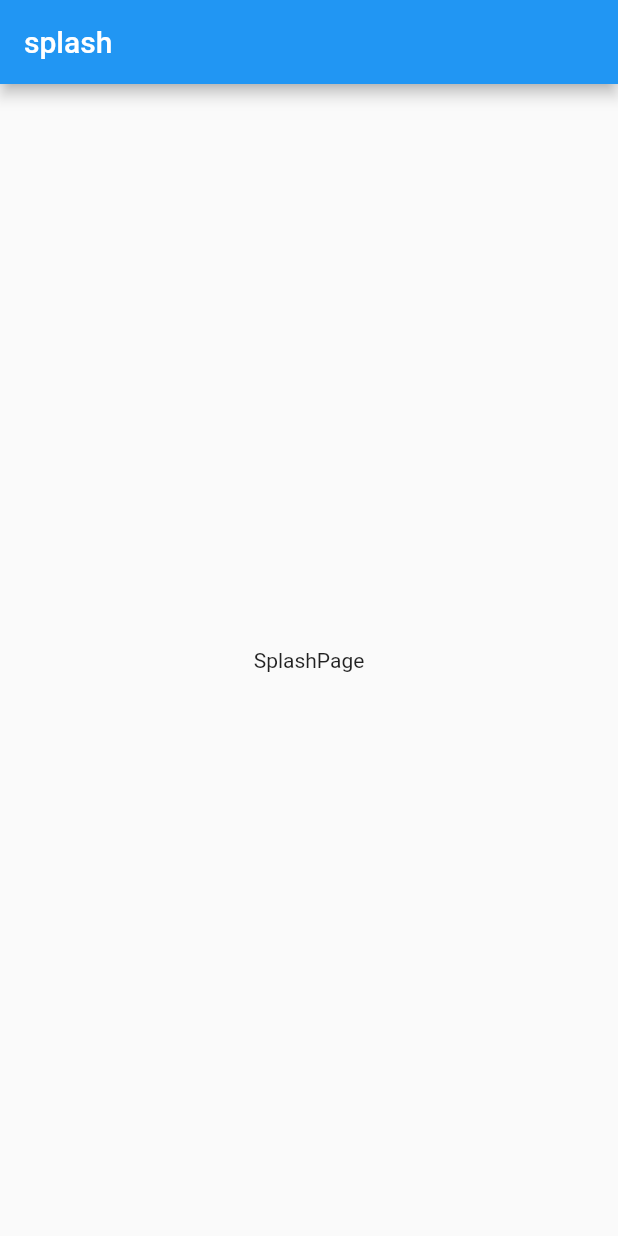
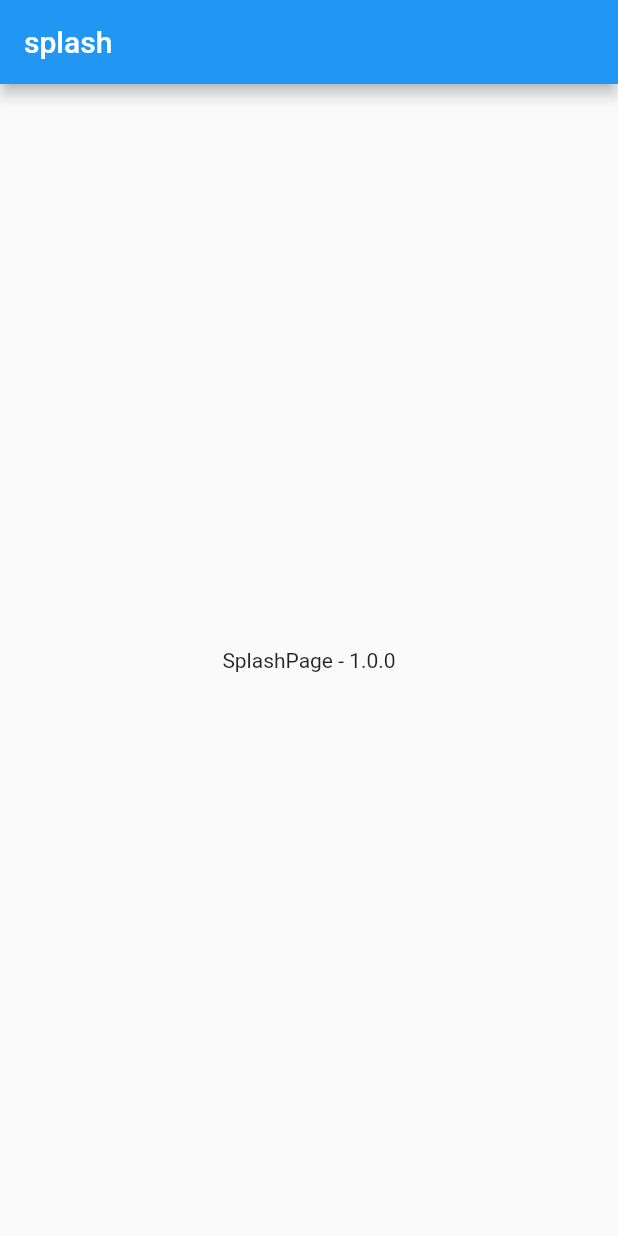
Before and after one commit to Zo3i/learn-flutter, a Flutter app: the screen it shows after launch, on a phone screen of 412 x 824 dp. Run offline on Flutter 3.47's test engine with Material 2 defaults, Android fonts, the phone set to English and light mode, and no system bars; our stand-ins replace get, package_info_plus.

Commit message:
add config

```diff
--- /dev/null
+++ b/lib/common/services/config.dart
@@ -0,0 +1,21 @@
+import 'package:get/get.dart';
+import 'package:package_info_plus/package_info_plus.dart';
+
+/// 配置服务
+class ConfigService extends GetxService {
+  // 这是一个单例写法
+  static ConfigService get to => Get.find();
+
+  PackageInfo? _platform;
+  String get version => _platform?.version ?? '-';
+
+  // 初始化
+  Future<ConfigService> init() async {
+    await getPlatform();
+    return this;
+  }
+
+  Future<void> getPlatform() async {
+    _platform = await PackageInfo.fromPlatform();
+  }
+}
--- a/lib/common/services/index.dart
+++ b/lib/common/services/index.dart
@@ -1,3 +1,3 @@
 library services;
 
-// export './xxxx.dart';
+export 'config.dart';
--- a/lib/main.dart
+++ b/lib/main.dart
@@ -3,11 +3,13 @@ import 'package:flutter_app/common/index.dart';
 import 'package:flutter_app/common/routers/pages.dart';
 import 'package:get/get.dart';
 
+import 'global.dart';
 
-void main() {
+
+Future<void> main() async {
+  await Global.init();
   runApp(const MyApp());
 }
-
 
 class MyApp extends StatelessWidget {
   const MyApp({Key? key}) : super (key: key);
--- a/lib/pages/system/splash/view.dart
+++ b/lib/pages/system/splash/view.dart
@@ -1,4 +1,5 @@
 import 'package:flutter/material.dart';
+import 'package:flutter_app/common/index.dart';
 import 'package:get/get.dart';
 
 import 'index.dart';
@@ -8,8 +9,8 @@ class SplashPage extends GetView<SplashController> {
 
   // 主视图
   Widget _buildView() {
-    return const Center(
-      child: Text("SplashPage"),
+    return Center(
+      child: Text("SplashPage - ${ConfigService.to.version}"),
     );
   }
 
--- a/pubspec.yaml
+++ b/pubspec.yaml
@@ -37,6 +37,7 @@ dependencies:
   # Use with the CupertinoIcons class for iOS style icons.
   cupertino_icons: ^1.0.2
   get: ^4.6.5
+  package_info_plus: ^3.0.3
 
 dev_dependencies:
   flutter_test:
```
Also changed, not shown: lib/global.dart (added, +14 -0 lines), pubspec.lock, 22 other files.
